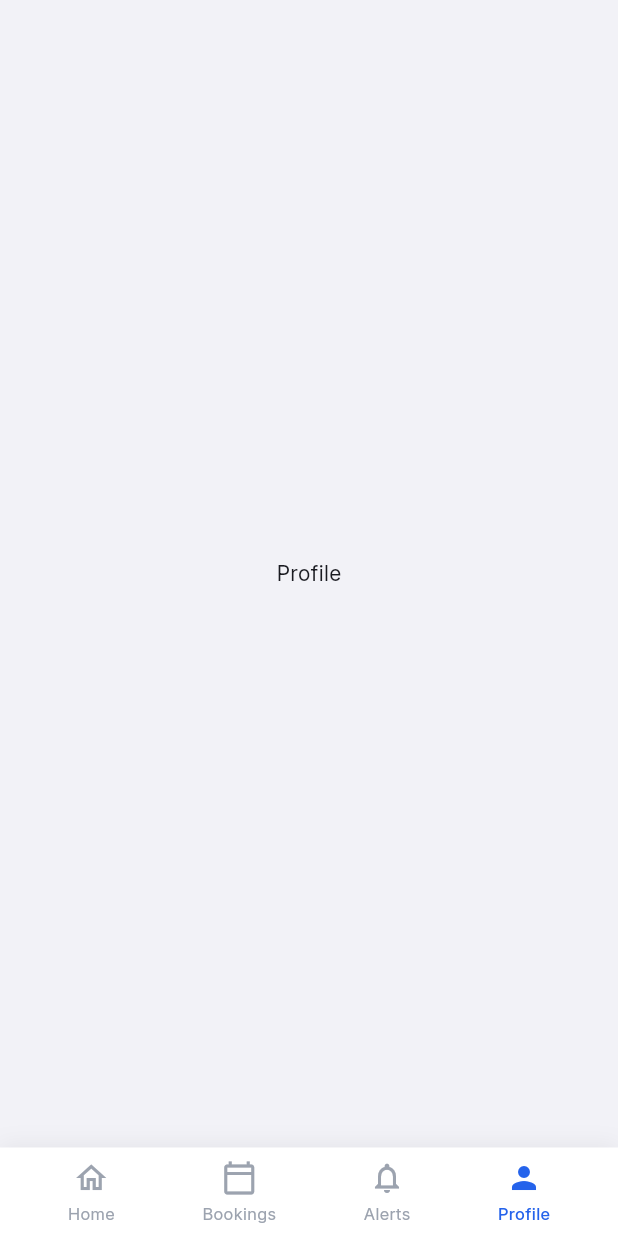
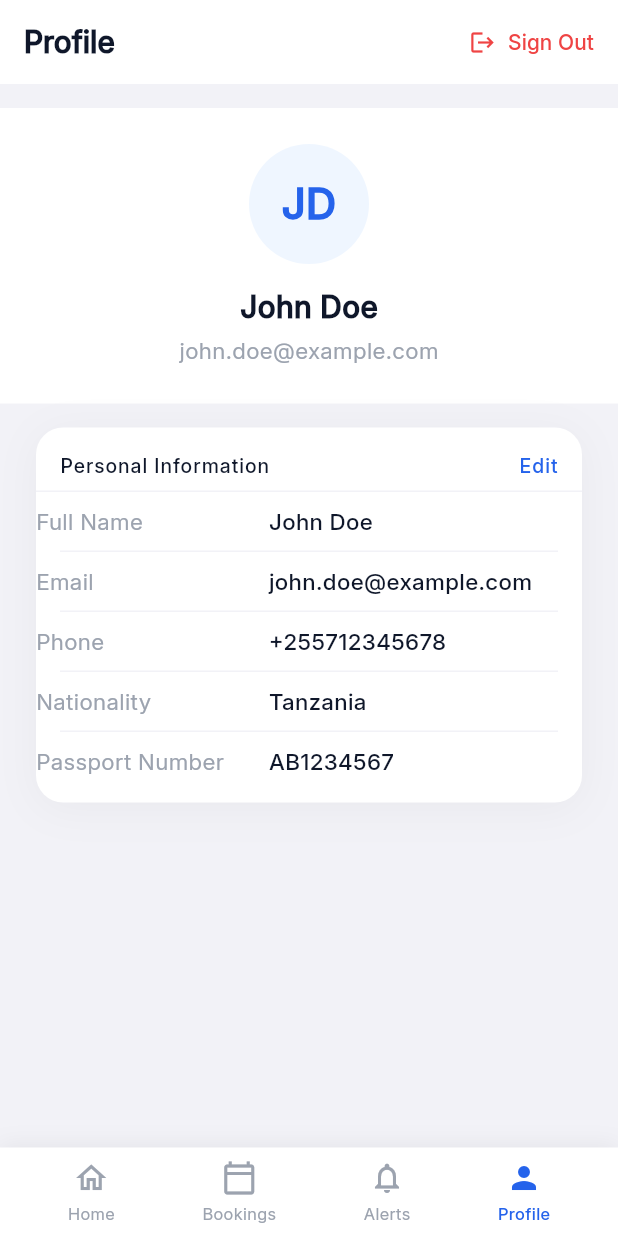
Before and after one commit to luisosena/afyamsafiri-mobile-portal, a Flutter app: the ProfileScreen screen opened by its route, on a phone screen of 412 x 824 dp. Run offline on Flutter 3.47's test engine with Material 3 defaults, Android fonts, the phone set to English and light mode, and no system bars; our stand-ins replace go_router, shared_preferences; accounts and stored records are empty.

Commit message:
feat: implement profile screen with provider and widgets
- ProfileProvider with loadProfile, updateProfile, toggleEditing
- ProfileHeader: avatar initials + name + email display
- ProfileInfoSection: read-only view with SummaryRow fields + Edit action
- ProfileEditForm: validated form with TextInput fields + Save/Cancel
- Full profile_screen: loading/error/list states, edit toggle, sign out
- Registered ProfileProvider in MultiProvider (app.dart)

```diff
--- /dev/null
+++ b/lib/features/profile/presentation/providers/profile_provider.dart
@@ -0,0 +1,85 @@
+import 'package:flutter/material.dart';
+import '../../domain/entities/profile.dart';
+import '../../domain/repositories/profile_repository.dart';
+
+enum ProfileStatus { initial, loading, loaded, updating, error }
+
+class ProfileProvider extends ChangeNotifier {
+  ProfileProvider({required ProfileRepository profileRepository})
+      : _repository = profileRepository;
+
+  final ProfileRepository _repository;
+
+  Profile? _profile;
+  ProfileStatus _status = ProfileStatus.initial;
+  String? _errorMessage;
+  bool _isEditing = false;
+
+  Profile? get profile => _profile;
+  ProfileStatus get status => _status;
+  String? get errorMessage => _errorMessage;
+  bool get isEditing => _isEditing;
+
+  Future<void> loadProfile() async {
+    _status = ProfileStatus.loading;
+    _errorMessage = null;
+    notifyListeners();
+
+    try {
+      _profile = await _repository.getProfile();
+      _status = ProfileStatus.loaded;
+    } catch (e) {
+      _errorMessage = e.toString().replaceFirst('Exception: ', '');
+      _status = ProfileStatus.error;
+    }
+    notifyListeners();
+  }
+
+  Future<bool> updateProfile({
+    String? fullName,
+    String? email,
+    String? phone,
+    String? nationality,
+    String? passportNumber,
+  }) async {
+    _status = ProfileStatus.updating;
+    _errorMessage = null;
+    notifyListeners();
+
+    try {
+      _profile = await _repository.updateProfile(
+        fullName: fullName,
+        email: email,
+        phone: phone,
+        nationality: nationality,
+        passportNumber: passportNumber,
+      );
+      _isEditing = false;
+      _status = ProfileStatus.loaded;
+      notifyListeners();
+      return true;
+    } catch (e) {
+      _errorMessage = e.toString().replaceFirst('Exception: ', '');
+      _status = ProfileStatus.loaded;
+      notifyListeners();
+      return false;
+    }
+  }
+
+  void toggleEditing() {
+    _isEditing = !_isEditing;
+    _errorMessage = null;
+    notifyListeners();
+  }
+
+  void cancelEditing() {
+    _isEditing = false;
+    _errorMessage = null;
+    notifyListeners();
+  }
+
+  void clearError() {
+    _errorMessage = null;
+    notifyListeners();
+  }
+}
--- a/lib/features/profile/presentation/screens/profile_screen.dart
+++ b/lib/features/profile/presentation/screens/profile_screen.dart
@@ -1,10 +1,171 @@
 import 'package:flutter/material.dart';
+import 'package:go_router/go_router.dart';
+import 'package:provider/provider.dart';
+import '../../../../core/constants/app_colors.dart';
+import '../../../../core/constants/app_spacing.dart';
+import '../../../../core/constants/app_text_styles.dart';
+import '../../../auth/presentation/providers/auth_provider.dart';
+import '../providers/profile_provider.dart';
+import '../widgets/profile_header.dart';
+import '../widgets/profile_info_section.dart';
+import '../widgets/profile_edit_form.dart';
 
-class ProfileScreen extends StatelessWidget {
+class ProfileScreen extends StatefulWidget {
   const ProfileScreen({super.key});
 
   @override
+  State<ProfileScreen> createState() => _ProfileScreenState();
+}
+
+class _ProfileScreenState extends State<ProfileScreen> {
+  @override
+  void initState() {
+    super.initState();
+    WidgetsBinding.instance.addPostFrameCallback((_) {
+      context.read<ProfileProvider>().loadProfile();
+    });
+  }
+
+  void _showLogoutDialog() {
+    showDialog(
+      context: context,
+      builder: (ctx) => AlertDialog(
+        title: const Text('Sign Out'),
+        content: const Text('Are you sure you want to sign out?'),
+        actions: [
+          TextButton(
+            onPressed: () => Navigator.pop(ctx),
+            child: const Text('Cancel'),
+          ),
+          TextButton(
+            onPressed: () {
+              Navigator.pop(ctx);
+              context.read<AuthProvider>().logout();
+              context.go('/login');
+            },
+            style: TextButton.styleFrom(foregroundColor: AppColors.urgentRed),
+            child: const Text('Sign Out'),
+          ),
+        ],
+      ),
+    );
+  }
+
+  @override
   Widget build(BuildContext context) {
-    return const Scaffold(body: Center(child: Text('Profile')));
+    final provider = context.watch<ProfileProvider>();
+
+    return Scaffold(
+      backgroundColor: AppColors.surfaceGray,
+      appBar: AppBar(
+        backgroundColor: AppColors.white,
+        elevation: 0,
+        centerTitle: false,
+        title: Text(
+          'Profile',
+          style: AppTextStyles.heading1.copyWith(
+            fontSize: 20,
+            color: AppColors.deepSlate,
+          ),
+        ),
+        actions: [
+          TextButton.icon(
+            onPressed: _showLogoutDialog,
+            icon: const Icon(Icons.logout, size: 18),
+            label: const Text('Sign Out'),
+            style: TextButton.styleFrom(
+              foregroundColor: AppColors.urgentRed,
+            ),
+          ),
+        ],
+      ),
+      body: _buildBody(provider),
+    );
+  }
+
+  Widget _buildBody(ProfileProvider provider) {
+    switch (provider.status) {
+      case ProfileStatus.initial:
+      case ProfileStatus.loading:
+        return const Center(
+          child: CircularProgressIndicator(color: AppColors.primaryBlue),
+        );
+      case ProfileStatus.error:
+        return Center(
+          child: Column(
+            mainAxisAlignment: MainAxisAlignment.center,
+            children: [
+              const Icon(Icons.error_outline, size: 48, color: AppColors.urgentRed),
+              const SizedBox(height: AppSpacing.md),
+              Text(
+                provider.errorMessage ?? 'Failed to load profile',
+                style: AppTextStyles.body.copyWith(color: AppColors.deepSlate),
+                textAlign: TextAlign.center,
+              ),
+              const SizedBox(height: AppSpacing.sm),
+              TextButton(
+                onPressed: () => provider.loadProfile(),
+                child: const Text('Retry'),
+              ),
+            ],
+          ),
+        );
+      case ProfileStatus.loaded:
+      case ProfileStatus.updating:
+        final profile = provider.profile;
+        if (profile == null) {
+          return const Center(child: Text('No profile data'));
+        }
+        return SingleChildScrollView(
+          child: Column(
+            children: [
+              const SizedBox(height: AppSpacing.md),
+              ProfileHeader(profile: profile),
+              const SizedBox(height: AppSpacing.md),
+              if (provider.isEditing)
+                ProfileEditForm(
+                  profile: profile,
+                  isSaving: provider.status == ProfileStatus.updating,
+                  onSave: (data) async {
+                    final success = await provider.updateProfile(
+                      fullName: data['fullName'],
+                      email: data['email'],
+                      phone: data['phone'],
+                      nationality: data['nationality'],
+                      passportNumber: data['passportNumber'],
+                    );
+                    if (success && mounted) {
+                      ScaffoldMessenger.of(context).showSnackBar(
+                        const SnackBar(
+                          content: Text('Profile updated successfully.'),
+                          backgroundColor: AppColors.successGreen,
+                        ),
+                      );
+                    }
+                  },
+                  onCancel: () => provider.cancelEditing(),
+                )
+              else
+                ProfileInfoSection(
+                  profile: profile,
+                  onEdit: () => provider.toggleEditing(),
+                ),
+              if (provider.errorMessage != null) ...[
+                const SizedBox(height: AppSpacing.sm),
+                Padding(
+                  padding: const EdgeInsets.symmetric(
+                    horizontal: AppSpacing.containerPadding,
+                  ),
+                  child: Text(
+                    provider.errorMessage!,
+                    style: AppTextStyles.caption.copyWith(color: AppColors.urgentRed),
+                  ),
+                ),
+              ],
+              const SizedBox(height: AppSpacing.xl),
+            ],
+          ),
+        );
+    }
   }
 }
--- /dev/null
+++ b/lib/features/profile/presentation/widgets/profile_header.dart
@@ -0,0 +1,69 @@
+import 'package:flutter/material.dart';
+import '../../../../core/constants/app_colors.dart';
+import '../../../../core/constants/app_spacing.dart';
+import '../../../../core/constants/app_text_styles.dart';
+import '../../domain/entities/profile.dart';
+
+class ProfileHeader extends StatelessWidget {
+  const ProfileHeader({super.key, required this.profile});
+
+  final Profile profile;
+
+  String _initials(String name) {
+    final parts = name.trim().split(RegExp(r'\s+'));
+    if (parts.length >= 2) {
+      return '${parts[0][0]}${parts[1][0]}'.toUpperCase();
+    }
+    return name.isNotEmpty ? name[0].toUpperCase() : '?';
+  }
+
+  @override
+  Widget build(BuildContext context) {
+    return Container(
+      width: double.infinity,
+      padding: const EdgeInsets.symmetric(
+        horizontal: AppSpacing.containerPadding,
+        vertical: AppSpacing.lg,
+      ),
+      decoration: const BoxDecoration(
+        color: AppColors.white,
+      ),
+      child: Column(
+        children: [
+          Container(
+            width: 80,
+            height: 80,
+            decoration: BoxDecoration(
+              color: AppColors.lightAccent,
+              shape: BoxShape.circle,
+            ),
+            child: Center(
+              child: Text(
+                _initials(profile.fullName),
+                style: AppTextStyles.heading1.copyWith(
+                  color: AppColors.primaryBlue,
+                  fontSize: 28,
+                ),
+              ),
+            ),
+          ),
+          const SizedBox(height: AppSpacing.md),
+          Text(
+            profile.fullName,
+            style: AppTextStyles.heading1.copyWith(
+              fontSize: 20,
+              color: AppColors.deepSlate,
+            ),
+          ),
+          const SizedBox(height: 4),
+          Text(
+            profile.email,
+            style: AppTextStyles.body.copyWith(
+              color: AppColors.textMuted,
+            ),
+          ),
+        ],
+      ),
+    );
+  }
+}
--- /dev/null
+++ b/lib/features/profile/presentation/widgets/profile_info_section.dart
@@ -0,0 +1,70 @@
+import 'package:flutter/material.dart';
+import '../../../../core/constants/app_colors.dart';
+import '../../../../core/constants/app_spacing.dart';
+import '../../../../core/constants/app_text_styles.dart';
+import '../../../../shared/widgets/molecules/summary_row.dart';
+import '../../domain/entities/profile.dart';
+
+class ProfileInfoSection extends StatelessWidget {
+  const ProfileInfoSection({
+    super.key,
+    required this.profile,
+    this.onEdit,
+  });
+
+  final Profile profile;
+  final VoidCallback? onEdit;
+
+  @override
+  Widget build(BuildContext context) {
+    return Container(
+      margin: const EdgeInsets.symmetric(
+        horizontal: AppSpacing.containerPadding,
+      ),
+      decoration: BoxDecoration(
+        color: AppColors.white,
+        borderRadius: BorderRadius.circular(AppSpacing.radiusMd),
+        boxShadow: AppSpacing.cardShadow,
+      ),
+      child: Column(
+        children: [
+          Padding(
+            padding: const EdgeInsets.fromLTRB(16, 16, 16, 8),
+            child: Row(
+              children: [
+                Text(
+                  'Personal Information',
+                  style: AppTextStyles.inputLabel.copyWith(
+                    color: AppColors.deepSlate,
+                  ),
+                ),
+                const Spacer(),
+                if (onEdit != null)
+                  GestureDetector(
+                    onTap: onEdit,
+                    child: Text(
+                      'Edit',
+                      style: AppTextStyles.inputLabel.copyWith(
+                        color: AppColors.primaryBlue,
+                      ),
+                    ),
+                  ),
+              ],
+            ),
+          ),
+          const Divider(height: 1, color: AppColors.surfaceGray),
+          SummaryRow(label: 'Full Name', value: profile.fullName),
+          const Divider(height: 1, indent: 16, endIndent: 16, color: AppColors.surfaceGray),
+          SummaryRow(label: 'Email', value: profile.email),
+          const Divider(height: 1, indent: 16, endIndent: 16, color: AppColors.surfaceGray),
+          SummaryRow(label: 'Phone', value: profile.phone ?? 'Not provided'),
+          const Divider(height: 1, indent: 16, endIndent: 16, color: AppColors.surfaceGray),
+          SummaryRow(label: 'Nationality', value: profile.nationality ?? 'Not provided'),
+          const Divider(height: 1, indent: 16, endIndent: 16, color: AppColors.surfaceGray),
+          SummaryRow(label: 'Passport Number', value: profile.passportNumber ?? 'Not provided'),
+          const SizedBox(height: AppSpacing.sm),
+        ],
+      ),
+    );
+  }
+}
```
Also changed, not shown: lib/app.dart (+10 -0 lines), lib/features/profile/presentation/widgets/profile_edit_form.dart (added, +153 -0 lines).
